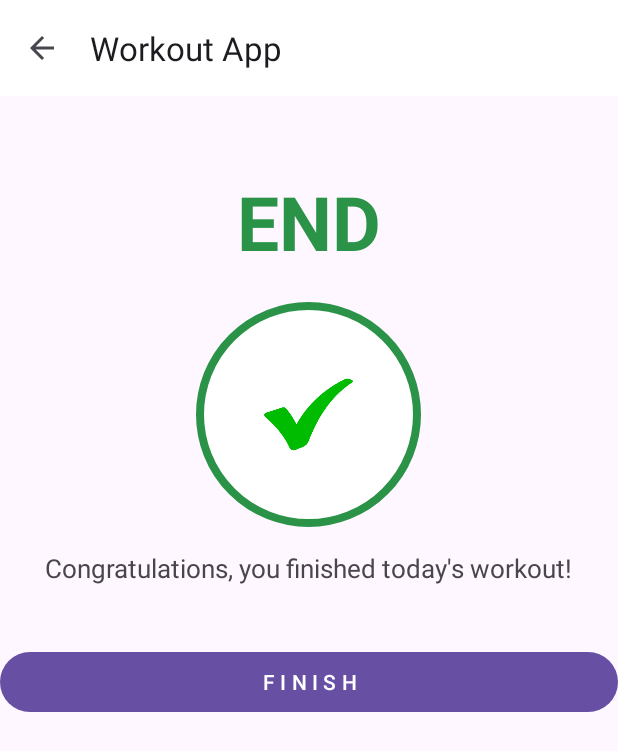
After one commit to Shomika994/WorkoutApp, an Android app: the OnFinishView screen opened directly, with no data from a screen before it, on a phone screen of 412 x 824 dp. The commit adds this screen. Shown: the top 751 px of the screen. Run offline under Robolectric (Android 15) with nearby library versions, the phone set to English and light mode, and no system bars.

Commit message:
adding finish activity

```diff
--- a/app/src/main/AndroidManifest.xml
+++ b/app/src/main/AndroidManifest.xml
@@ -4,7 +4,7 @@
 
     <queries>
         <intent>
-            <action android:name="android.intent.action.TTS_SERVICE"/>
+            <action android:name="android.intent.action.TTS_SERVICE" />
         </intent>
     </queries>
 
@@ -18,6 +18,9 @@
         android:supportsRtl="true"
         android:theme="@style/Theme.WorkoutApp"
         tools:targetApi="31">
+        <activity
+            android:name=".OnFinishView"
+            android:exported="false" />
         <activity
             android:name=".ExerciseActivity"
             android:exported="false" />
--- a/app/src/main/java/com/example/workoutapp/MainActivity.kt
+++ b/app/src/main/java/com/example/workoutapp/MainActivity.kt
@@ -1,8 +1,8 @@
 package com.example.workoutapp
 
 import android.content.Intent
+import android.os.Bundle
 import androidx.appcompat.app.AppCompatActivity
-import android.os.Bundle
 import com.example.workoutapp.databinding.ActivityMainBinding
 
 class MainActivity : AppCompatActivity() {
@@ -14,12 +14,10 @@ class MainActivity : AppCompatActivity() {
         binding = ActivityMainBinding.inflate(layoutInflater)
         setContentView(binding?.root)
 
-        binding?.frameLayout?.setOnClickListener{
+        binding?.frameLayout?.setOnClickListener {
             val intent = Intent(this, ExerciseActivity::class.java)
             startActivity(intent)
         }
-
-
     }
 
     override fun onDestroy() {
--- /dev/null
+++ b/app/src/main/java/com/example/workoutapp/OnFinishView.kt
@@ -0,0 +1,40 @@
+package com.example.workoutapp
+
+import android.content.Intent
+import android.os.Bundle
+import androidx.appcompat.app.AppCompatActivity
+import com.example.workoutapp.databinding.ActivityOnFinishViewBinding
+
+class OnFinishView : AppCompatActivity() {
+
+    private var binding: ActivityOnFinishViewBinding? = null
+
+    override fun onCreate(savedInstanceState: Bundle?) {
+        super.onCreate(savedInstanceState)
+
+        binding = ActivityOnFinishViewBinding.inflate(layoutInflater)
+        setContentView(binding?.root)
+        setSupportActionBar(binding?.toolbarFinish)
+
+        if (supportActionBar != null) {
+            supportActionBar?.setDisplayHomeAsUpEnabled(true)
+        }
+
+        binding?.toolbarFinish?.setNavigationOnClickListener {
+            val click = onBackPressedDispatcher
+            click.onBackPressed()
+        }
+
+        binding?.buttonFinish?.setOnClickListener {
+            finish()
+            val intent = Intent(this, MainActivity::class.java)
+            startActivity(intent)
+        }
+
+    }
+
+    override fun onDestroy() {
+        super.onDestroy()
+        binding = null
+    }
+}
--- /dev/null
+++ b/app/src/main/res/drawable/circular_border_finish.xml
@@ -0,0 +1,9 @@
+<?xml version="1.0" encoding="utf-8"?>
+<shape xmlns:android="http://schemas.android.com/apk/res/android"
+    android:shape="oval">
+    <stroke
+        android:color="@color/green"
+        android:width="5dp"/>
+    <solid
+        android:color="@color/white"/>
+</shape>
--- /dev/null
+++ b/app/src/main/res/drawable/done_exercise.xml
@@ -0,0 +1,6 @@
+<?xml version="1.0" encoding="utf-8"?>
+<shape xmlns:android="http://schemas.android.com/apk/res/android"
+    android:shape="oval">
+    <solid
+        android:color="@color/green"/>
+</shape>
--- /dev/null
+++ b/app/src/main/res/layout/activity_on_finish_view.xml
@@ -0,0 +1,57 @@
+<?xml version="1.0" encoding="utf-8"?>
+<LinearLayout xmlns:android="http://schemas.android.com/apk/res/android"
+    android:layout_width="match_parent"
+    android:layout_height="match_parent"
+    android:gravity="center_horizontal"
+    android:orientation="vertical">
+
+    <androidx.appcompat.widget.Toolbar
+        android:id="@+id/toolbar_finish"
+        android:layout_width="match_parent"
+        android:layout_height="wrap_content"
+        android:background="@color/white"/>
+
+    <TextView
+        android:id="@+id/text_view_finish"
+        android:layout_width="wrap_content"
+        android:layout_height="wrap_content"
+        android:text="END"
+        android:textColor="@color/green"
+        android:textSize="50sp"
+        android:textStyle="bold"
+        android:layout_marginTop="50dp"
+        android:layout_gravity="center_horizontal"/>
+
+    <LinearLayout
+        android:layout_width="150dp"
+        android:layout_height="150dp"
+        android:gravity="center"
+        android:layout_marginTop="20dp"
+        android:background="@drawable/circular_border_finish">
+
+        <ImageView
+            android:layout_width="90dp"
+            android:layout_height="90dp"
+            android:layout_gravity="center"
+            android:src="@drawable/green_checkmark"
+            android:scaleType="fitXY"
+            android:contentDescription="checkmark" />
+
+    </LinearLayout>
+
+    <TextView
+        android:layout_width="wrap_content"
+        android:layout_height="wrap_content"
+        android:text="@string/text_view_finished"
+        android:textSize="17sp"
+        android:layout_marginTop="15dp"
+        />
+
+    <Button
+        android:id="@+id/button_finish"
+        android:layout_width="match_parent"
+        android:layout_height="wrap_content"
+        android:text="@string/button_finish"
+        android:layout_marginTop="40dp"/>
+
+</LinearLayout>
--- a/app/src/main/res/values/colors.xml
+++ b/app/src/main/res/values/colors.xml
@@ -8,4 +8,5 @@
     <color name="purple">#8338ec</color>
     <color name="orange">#e9c46a</color>
     <color name="colorAccent">#219ebc</color>
+    <color name="green">#2b9348</color>
 </resources>
--- a/app/src/main/res/values/strings.xml
+++ b/app/src/main/res/values/strings.xml
@@ -1,4 +1,6 @@
 <resources>
     <string name="app_name">Workout App</string>
     <string name="image_view">image</string>
+    <string name="text_view_finished">Congratulations, you finished today\'s workout!</string>
+    <string name="button_finish">F I N I S H</string>
 </resources>
```
Also changed, not shown: app/src/main/java/com/example/workoutapp/ExerciseActivity.kt (+47 -36 lines), app/src/main/java/com/example/workoutapp/ExerciseStatusAdapter.kt (+17 -0 lines), app/src/main/res/drawable/selected_exercise.xml (added, +7 -0 lines), app/src/main/res/drawable/green_checkmark.jpg (added).
